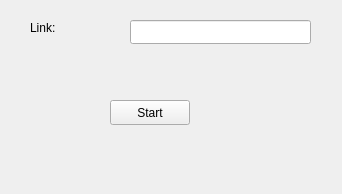
thenaserov/simploader, file adddownload.ui: the form before one commit.
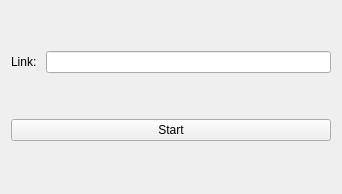
The form after the commit.

Commit message: [ADD] download logic

What changed in the file:
```diff
--- a/adddownload.ui
+++ b/adddownload.ui
@@ -13,42 +13,25 @@
   <property name="windowTitle">
    <string>Form</string>
   </property>
+  <layout class="QGridLayout" name="gridLayout">
+   <item row="0" column="0">
   <widget class="QLabel" name="label">
-   <property name="geometry">
-    <rect>
-     <x>30</x>
-     <y>20</y>
-     <width>56</width>
-     <height>16</height>
-    </rect>
-   </property>
    <property name="text">
     <string>Link: </string>
    </property>
   </widget>
-  <widget class="QLineEdit" name="leDownloadLink">
-   <property name="geometry">
-    <rect>
-     <x>130</x>
-     <y>20</y>
-     <width>181</width>
-     <height>24</height>
-    </rect>
-   </property>
-  </widget>
+   </item>
+   <item row="0" column="1">
+    <widget class="QLineEdit" name="leDownloadLink"/>
+   </item>
+   <item row="1" column="0" colspan="2">
   <widget class="QPushButton" name="btnStartDownload">
-   <property name="geometry">
-    <rect>
-     <x>110</x>
-     <y>100</y>
-     <width>80</width>
-     <height>25</height>
-    </rect>
-   </property>
    <property name="text">
     <string>Start</string>
    </property>
   </widget>
+   </item>
+  </layout>
  </widget>
  <resources/>
  <connections/>
```
Lines whose indentation alone changed are shown as unchanged. The commit also changes 1296 other files.
